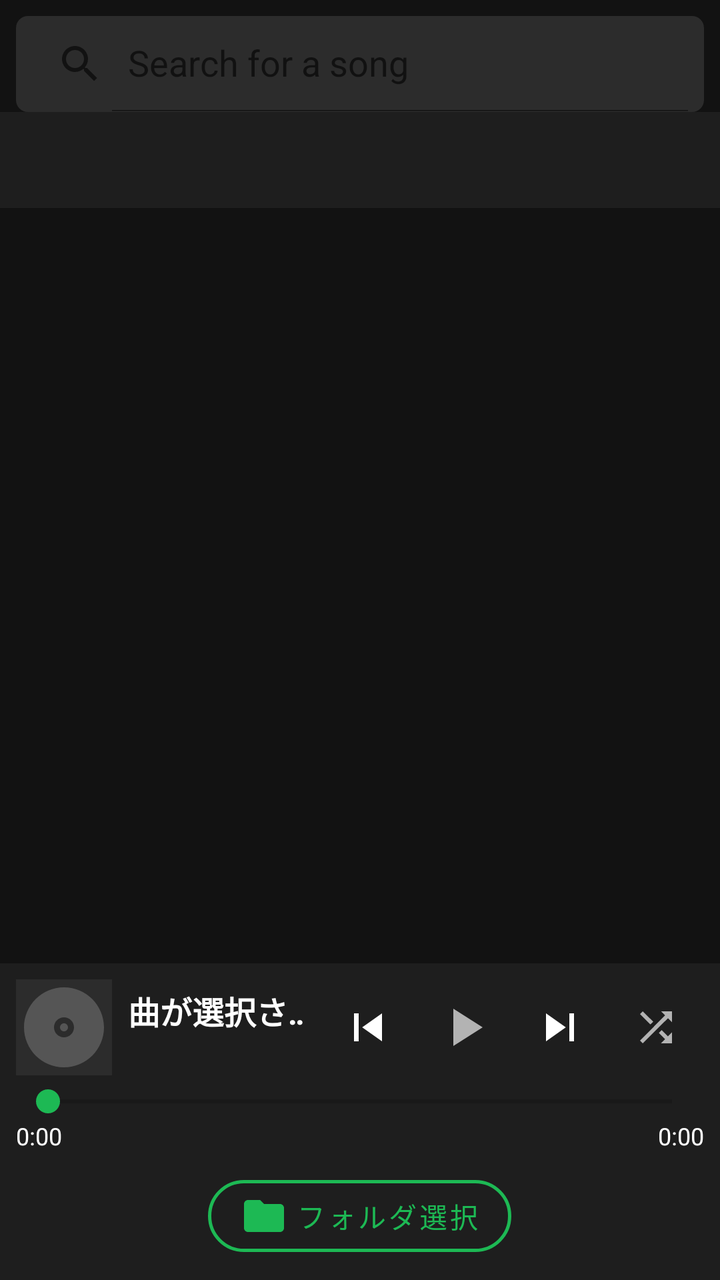
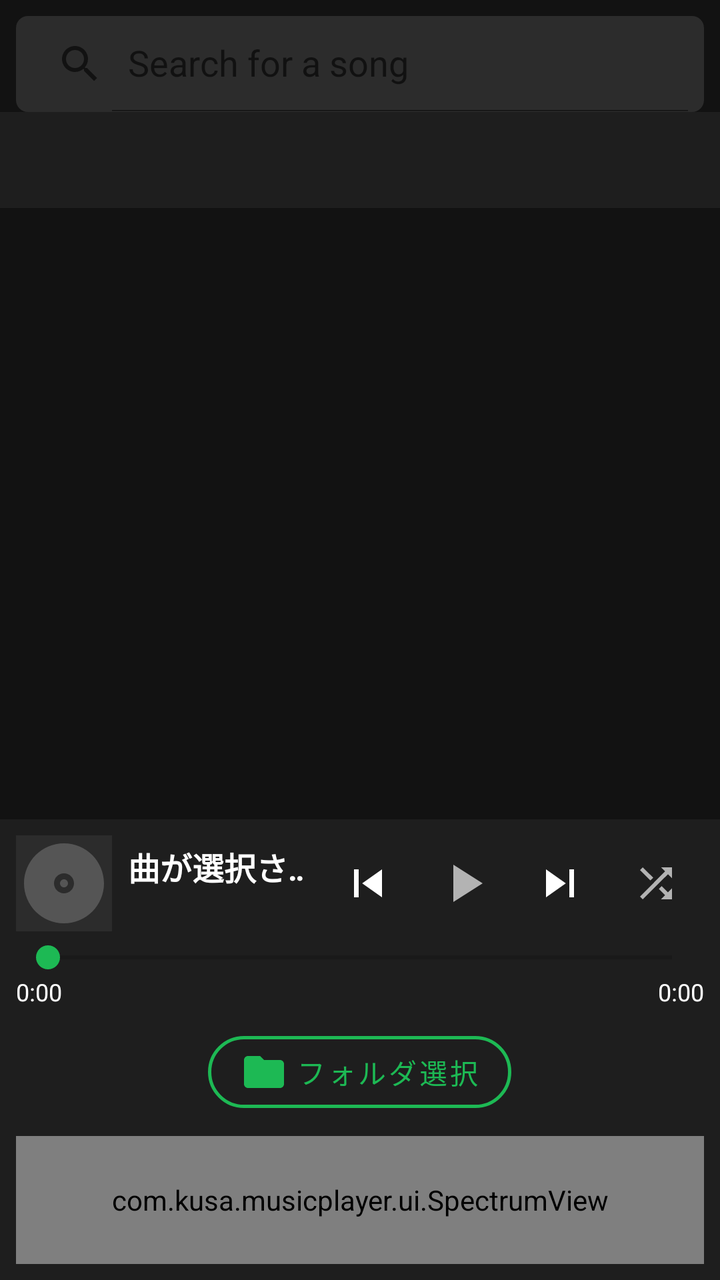

Compare the two renders of this Android layout. The source of the first and the diff that turns it into the second are given below.
<!-- AndroidManifest.xml: application theme Theme.MusicPlayer -->
<!-- res/layout/activity_main.xml -->
<?xml version="1.0" encoding="utf-8"?>
<androidx.constraintlayout.widget.ConstraintLayout xmlns:android="http://schemas.android.com/apk/res/android"
    xmlns:app="http://schemas.android.com/apk/res-auto"
    xmlns:tools="http://schemas.android.com/tools"
    android:layout_width="match_parent"
    android:layout_height="match_parent"
    tools:context=".MainActivity">

    <androidx.appcompat.widget.SearchView
        android:id="@+id/searchView"
        android:layout_width="0dp"
        android:layout_height="wrap_content"
        android:layout_marginStart="8dp"
        android:layout_marginTop="8dp"
        android:layout_marginEnd="8dp"
        android:background="@drawable/rounded_corners_small"
        app:iconifiedByDefault="false"
        app:layout_constraintEnd_toEndOf="parent"
        app:layout_constraintStart_toStartOf="parent"
        app:layout_constraintTop_toTopOf="parent"
        app:queryHint="Search for a song" />

    <com.google.android.material.tabs.TabLayout
        android:id="@+id/tabLayout"
        android:layout_width="0dp"
        android:layout_height="wrap_content"
        app:layout_constraintEnd_toEndOf="parent"
        app:layout_constraintStart_toStartOf="parent"
        app:layout_constraintTop_toBottomOf="@+id/searchView"
        app:tabMode="fixed" />

    <androidx.viewpager2.widget.ViewPager2
        android:id="@+id/viewPager"
        android:layout_width="0dp"
        android:layout_height="0dp"
        app:layout_constraintBottom_toTopOf="@+id/player_controls_container"
        app:layout_constraintEnd_toEndOf="parent"
        app:layout_constraintStart_toStartOf="parent"
        app:layout_constraintTop_toBottomOf="@+id/tabLayout" />

    <LinearLayout
        android:id="@+id/player_controls_container"
        android:layout_width="0dp"
        android:layout_height="wrap_content"
        android:orientation="vertical"
        android:padding="8dp"
        android:background="@color/surface"
        app:layout_constraintBottom_toBottomOf="parent"
        app:layout_constraintEnd_toEndOf="parent"
        app:layout_constraintStart_toStartOf="parent">

        <LinearLayout
            android:layout_width="match_parent"
            android:layout_height="wrap_content"
            android:orientation="horizontal"
            android:gravity="center_vertical">

            <ImageView
                android:id="@+id/ivArtwork"
                android:layout_width="48dp"
                android:layout_height="48dp"
                android:src="@drawable/ic_album_placeholder"
                android:scaleType="centerCrop"
                android:layout_marginEnd="8dp"
                android:contentDescription="アルバムアート" />

            <LinearLayout
                android:layout_width="0dp"
                android:layout_height="wrap_content"
                android:layout_weight="1"
                android:orientation="vertical">

                <TextView
                    android:id="@+id/tvTitle"
                    android:layout_width="match_parent"
                    android:layout_height="wrap_content"
                    android:text="@string/no_song"
                    android:singleLine="true"
                    android:ellipsize="marquee"
                    android:marqueeRepeatLimit="marquee_forever"
                    android:focusable="true"
                    android:focusableInTouchMode="true"
                    android:textColor="@color/white"
                    android:textSize="16sp"
                    android:textStyle="bold" />

                <TextView
                    android:id="@+id/tvArtist"
                    android:layout_width="match_parent"
                    android:layout_height="wrap_content"
                    android:text=""
                    android:singleLine="true"
                    android:ellipsize="end"
                    android:textColor="@color/white"
                    android:textSize="12sp" />

                <TextView
                    android:id="@+id/tvAlbum"
                    android:layout_width="match_parent"
                    android:layout_height="wrap_content"
                    android:text=""
                    android:singleLine="true"
                    android:ellipsize="end"
                    android:textColor="@color/white"
                    android:textSize="12sp"
                    android:visibility="gone" /> 
            </LinearLayout>

            <ImageButton
                android:id="@+id/btnPrev"
                android:layout_width="48dp"
                android:layout_height="48dp"
                android:background="?attr/selectableItemBackgroundBorderless"
                android:src="@drawable/ic_skip_previous"
                android:contentDescription="前の曲" />

            <ImageButton
                android:id="@+id/btnPlayPause"
                android:layout_width="48dp"
                android:layout_height="48dp"
                android:background="?attr/selectableItemBackgroundBorderless"
                android:src="@drawable/ic_play"
                android:contentDescription="再生/一時停止" />

            <ImageButton
                android:id="@+id/btnNext"
                android:layout_width="48dp"
                android:layout_height="48dp"
                android:background="?attr/selectableItemBackgroundBorderless"
                android:src="@drawable/ic_skip_next"
                android:contentDescription="次の曲" />

            <ImageButton
                android:id="@+id/btnShuffle"
                android:layout_width="48dp"
                android:layout_height="48dp"
                android:background="?attr/selectableItemBackgroundBorderless"
                android:src="@drawable/ic_shuffle_off"
                android:contentDescription="シャッフル" />

        </LinearLayout>

        <SeekBar
            android:id="@+id/seekBar"
            android:layout_width="match_parent"
            android:layout_height="wrap_content"
            android:layout_marginTop="4dp"
            android:progressTint="?attr/colorPrimary"
            android:thumbTint="?attr/colorPrimary" />

        <LinearLayout
            android:layout_width="match_parent"
            android:layout_height="wrap_content"
            android:orientation="horizontal"
            android:gravity="center_vertical">

            <TextView
                android:id="@+id/tvCurrentTime"
                android:layout_width="wrap_content"
                android:layout_height="wrap_content"
                android:text="0:00"
                android:textColor="@color/white"
                android:textSize="12sp" />

            <Space
                android:layout_width="0dp"
                android:layout_height="wrap_content"
                android:layout_weight="1" />

            <TextView
                android:id="@+id/tvTotalTime"
                android:layout_width="wrap_content"
                android:layout_height="wrap_content"
                android:text="0:00"
                android:textColor="@color/white"
                android:textSize="12sp" />
        </LinearLayout>

        <ProgressBar
            android:id="@+id/pbLoading"
            style="?android:attr/progressBarStyleHorizontal"
            android:layout_width="match_parent"
            android:layout_height="wrap_content"
            android:indeterminate="true"
            android:visibility="gone" />

        <com.google.android.material.button.MaterialButton
            android:id="@+id/btnSelectFolder"
            style="@style/Widget.MaterialComponents.Button.OutlinedButton"
            android:layout_width="wrap_content"
            android:layout_height="wrap_content"
            android:layout_gravity="center_horizontal"
            android:layout_marginTop="8dp"
            android:text="@string/select_folder"
            android:textColor="@color/accent"
            app:cornerRadius="24dp"
            app:icon="@drawable/ic_folder"
            app:iconGravity="textStart"
            app:iconTint="@color/accent"
            app:strokeColor="@color/accent"
            app:strokeWidth="1.5dp" />

        <TextView
            android:id="@+id/tvEmpty"
            android:layout_width="wrap_content"
            android:layout_height="wrap_content"
            android:text="@string/empty_folder"
            android:layout_gravity="center_horizontal"
            android:layout_marginTop="8dp"
            android:visibility="gone" />

    </LinearLayout>

</androidx.constraintlayout.widget.ConstraintLayout>
<!-- resources referenced by this layout -->
<resources>
  <color name="accent">#FF1DB954</color>
  <color name="surface">#FF1E1E1E</color>
  <color name="white">#FFFFFFFF</color>
  <!-- drawable ic_folder (drawable) -->
  <?xml version="1.0" encoding="utf-8"?>
  <vector xmlns:android="http://schemas.android.com/apk/res/android"
      android:width="24dp"
      android:height="24dp"
      android:viewportWidth="24"
      android:viewportHeight="24">
    <path
        android:fillColor="@android:color/white"
        android:pathData="M10,4H4C2.9,4 2,4.9 2,6v12c0,1.1 0.9,2 2,2h16c1.1,0 2,-0.9 2,-2V8c0,-1.1 -0.9,-2 -2,-2h-8L10,4z"/>
  </vector>
  <!-- drawable ic_play (drawable) -->
  <?xml version="1.0" encoding="utf-8"?>
  <vector xmlns:android="http://schemas.android.com/apk/res/android"
      android:width="32dp"
      android:height="32dp"
      android:viewportWidth="24"
      android:viewportHeight="24">
      <path
          android:fillColor="#FFB3B3B3"
          android:pathData="M8,5v14l11,-7z"/>
  </vector>
  <!-- drawable ic_shuffle_off (drawable) -->
  <?xml version="1.0" encoding="utf-8"?>
  <vector xmlns:android="http://schemas.android.com/apk/res/android"
      android:width="24dp"
      android:height="24dp"
      android:viewportWidth="24"
      android:viewportHeight="24">
      <path
          android:fillColor="#FFB3B3B3"
          android:pathData="M10.59,9.17L5.41,4 4,5.41l5.17,5.17 1.42,-1.41zM14.5,4l2.04,2.04L4,18.59 5.41,20 17.96,7.46 20,9.5V4h-5.5zM14.83,13.41l-1.41,1.41 3.13,3.13L14.5,20H20v-5.5l-2.04,2.04-3.13,-3.13z"/>
  </vector>
  <!-- drawable ic_skip_next (drawable) -->
  <?xml version="1.0" encoding="utf-8"?>
  <vector xmlns:android="http://schemas.android.com/apk/res/android"
      android:width="28dp"
      android:height="28dp"
      android:viewportWidth="24"
      android:viewportHeight="24"
      android:tint="@color/on_surface">
      <path
          android:fillColor="@android:color/white"
          android:pathData="M6,18l8.5,-6L6,6v12zM16,6v12h2L18,6h-2z"/>
  </vector>
  <!-- drawable ic_skip_previous (drawable) -->
  <?xml version="1.0" encoding="utf-8"?>
  <vector xmlns:android="http://schemas.android.com/apk/res/android"
      android:width="28dp"
      android:height="28dp"
      android:viewportWidth="24"
      android:viewportHeight="24">
      <path
          android:fillColor="@android:color/white"
          android:pathData="M6,6h2v12L6,18zM9.5,12l8.5,6L18,6z"/>
  </vector>
  <!-- drawable rounded_corners_small (drawable) -->
  <?xml version="1.0" encoding="utf-8"?>
  <shape xmlns:android="http://schemas.android.com/apk/res/android"
      android:shape="rectangle">
      <corners android:radius="6dp" />
      <solid android:color="@color/surface_variant" />
  </shape>
  <string name="empty_folder">MP3ファイルが見つかりませんでした</string>
  <string name="no_song">曲が選択されていません</string>
  <string name="select_folder">フォルダ選択</string>
  <style name="Theme.MusicPlayer" parent="Theme.MaterialComponents.DayNight.NoActionBar">
          <item name="colorPrimary">@color/accent</item>
          <item name="colorPrimaryVariant">@color/accent_dark</item>
          <item name="colorOnPrimary">@color/black</item>
          <item name="colorSurface">@color/surface</item>
          <item name="colorOnSurface">@color/on_surface</item>
          <item name="android:windowBackground">@color/background</item>
          <item name="android:statusBarColor">@color/surface</item>
          <item name="android:navigationBarColor">@color/background</item>
      </style>
  <color name="on_surface">#FFFFFFFF</color>
  <color name="surface_variant">#FF2C2C2C</color>
  <color name="accent_dark">#FF158A3E</color>
  <color name="black">#FF000000</color>
  <color name="background">#FF121212</color>
</resources>

<!-- the commit's change to res/layout/activity_main.xml (unified diff, before → after) -->
@@ -209,6 +209,13 @@
             android:layout_marginTop="8dp"
             android:visibility="gone" />
 
+        <com.kusa.musicplayer.ui.SpectrumView
+            android:id="@+id/spectrumView"
+            android:layout_width="match_parent"
+            android:layout_height="64dp"
+            android:layout_marginTop="8dp"
+            android:background="#10FFFFFF" />
+
     </LinearLayout>
 
 </androidx.constraintlayout.widget.ConstraintLayout>
